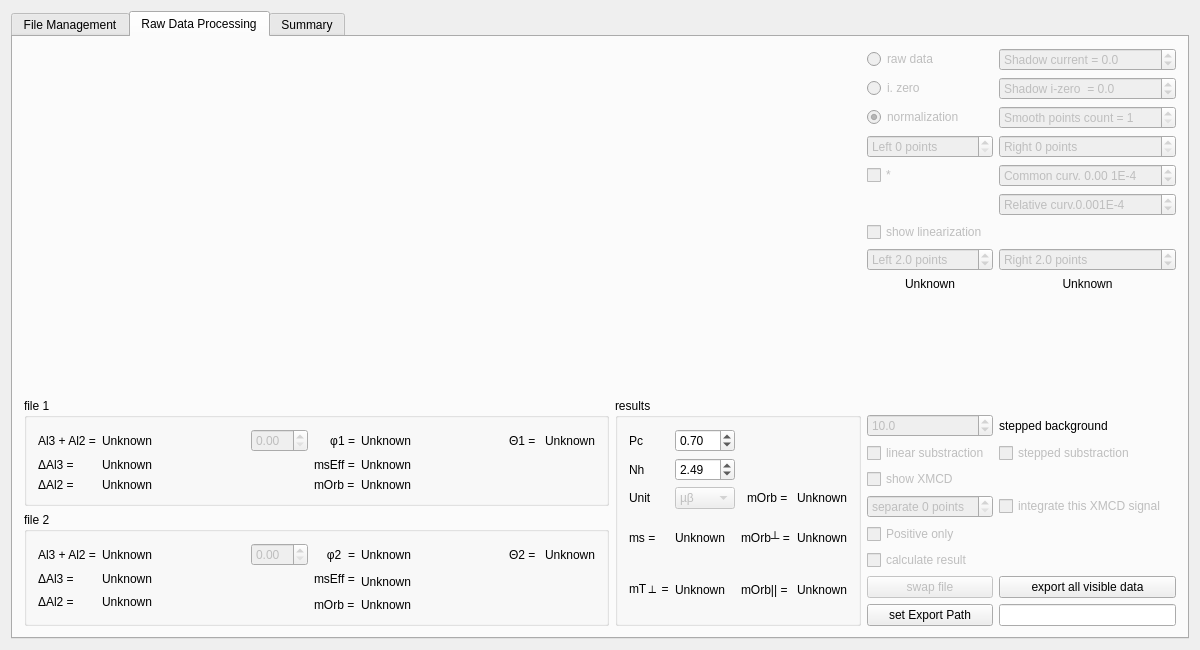
Qt form mainwindow.ui (Rezenter/XMCDAnalyser) before a commit.
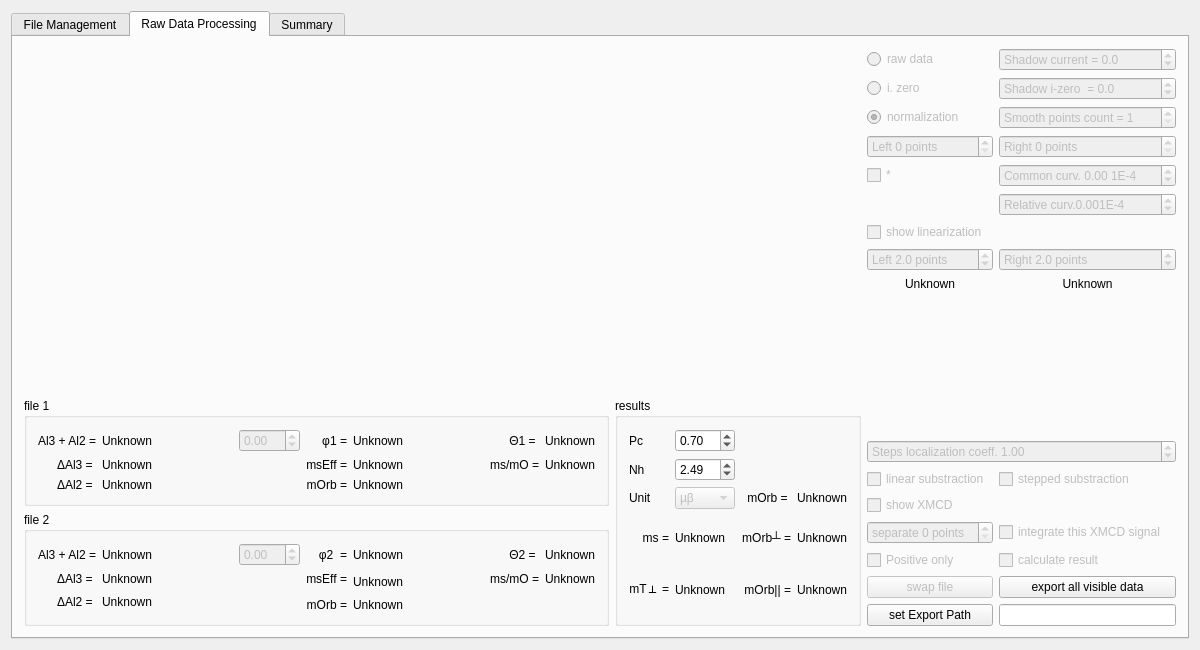
The same form after that commit.

The edit to the form file:
```diff
--- a/mainwindow.ui
+++ b/mainwindow.ui
@@ -403,28 +403,6 @@
             </property>
            </widget>
           </item>
-          <item row="9" column="1">
-           <widget class="QLabel" name="label_24">
-            <property name="enabled">
-             <bool>true</bool>
-            </property>
-            <property name="sizePolicy">
-             <sizepolicy hsizetype="Minimum" vsizetype="Minimum">
-              <horstretch>0</horstretch>
-              <verstretch>0</verstretch>
-             </sizepolicy>
-            </property>
-            <property name="minimumSize">
-             <size>
-              <width>0</width>
-              <height>15</height>
-             </size>
-            </property>
-            <property name="text">
-             <string>stepped background</string>
-            </property>
-           </widget>
-          </item>
           <item row="16" column="0">
            <widget class="QPushButton" name="swapButton">
             <property name="enabled">
@@ -625,37 +603,6 @@
             </property>
            </widget>
           </item>
-          <item row="9" column="0">
-           <widget class="QDoubleSpinBox" name="filletSpinBox">
-            <property name="enabled">
-             <bool>false</bool>
-            </property>
-            <property name="minimumSize">
-             <size>
-              <width>0</width>
-              <height>15</height>
-             </size>
-            </property>
-            <property name="toolTipDuration">
-             <number>100000</number>
-            </property>
-            <property name="decimals">
-             <number>1</number>
-            </property>
-            <property name="minimum">
-             <double>0.100000000000000</double>
-            </property>
-            <property name="maximum">
-             <double>200.000000000000000</double>
-            </property>
-            <property name="singleStep">
-             <double>0.100000000000000</double>
-            </property>
-            <property name="value">
-             <double>10.000000000000000</double>
-            </property>
-           </widget>
-          </item>
           <item row="10" column="0">
            <widget class="QCheckBox" name="linearBackgroundBox">
             <property name="enabled">
@@ -787,34 +734,6 @@
             </property>
            </widget>
           </item>
-          <item row="14" column="0">
-           <widget class="QCheckBox" name="calculateBox">
-            <property name="enabled">
-             <bool>false</bool>
-            </property>
-            <property name="sizePolicy">
-             <sizepolicy hsizetype="Minimum" vsizetype="Fixed">
-              <horstretch>0</horstretch>
-              <verstretch>0</verstretch>
-             </sizepolicy>
-            </property>
-            <property name="minimumSize">
-             <size>
-              <width>0</width>
-              <height>15</height>
-             </size>
-            </property>
-            <property name="toolTip">
-             <string>If both files have calculated integrals, calculate resulting moments.</string>
-            </property>
-            <property name="toolTipDuration">
-             <number>100000</number>
-            </property>
-            <property name="text">
-             <string>calculate result</string>
-            </property>
-           </widget>
-          </item>
           <item row="12" column="0">
            <widget class="QSpinBox" name="integrationLimitSpinBox">
             <property name="enabled">
@@ -1019,6 +938,71 @@
             </property>
            </widget>
           </item>
+          <item row="9" column="0" colspan="2">
+           <widget class="QDoubleSpinBox" name="filletSpinBox">
+            <property name="enabled">
+             <bool>false</bool>
+            </property>
+            <property name="minimumSize">
+             <size>
+              <width>0</width>
+              <height>15</height>
+             </size>
+            </property>
+            <property name="toolTip">
+             <string>Argument factor in stepped background.</string>
+            </property>
+            <property name="toolTipDuration">
+             <number>100000</number>
+            </property>
+            <property name="prefix">
+             <string>Steps localization coeff. </string>
+            </property>
+            <property name="decimals">
+             <number>2</number>
+            </property>
+            <property name="minimum">
+             <double>0.100000000000000</double>
+            </property>
+            <property name="maximum">
+             <double>5.000000000000000</double>
+            </property>
+            <property name="singleStep">
+             <double>0.020000000000000</double>
+            </property>
+            <property name="value">
+             <double>1.000000000000000</double>
+            </property>
+           </widget>
+          </item>
+          <item row="13" column="1">
+           <widget class="QCheckBox" name="calculateBox">
+            <property name="enabled">
+             <bool>false</bool>
+            </property>
+            <property name="sizePolicy">
+             <sizepolicy hsizetype="Minimum" vsizetype="Fixed">
+              <horstretch>0</horstretch>
+              <verstretch>0</verstretch>
+             </sizepolicy>
+            </property>
+            <property name="minimumSize">
+             <size>
+              <width>0</width>
+              <height>15</height>
+             </size>
+            </property>
+            <property name="toolTip">
+             <string>If both files have calculated integrals, calculate resulting moments.</string>
+            </property>
+            <property name="toolTipDuration">
+             <number>100000</number>
+            </property>
+            <property name="text">
+             <string>calculate result</string>
+            </property>
+           </widget>
+          </item>
          </layout>
         </item>
         <item row="1" column="0">
@@ -1049,6 +1033,9 @@
                <property name="text">
                 <string>Θ1 = </string>
                </property>
+               <property name="alignment">
+                <set>Qt::AlignRight|Qt::AlignTrailing|Qt::AlignVCenter</set>
+               </property>
               </widget>
              </item>
              <item row="2" column="5">
@@ -1103,6 +1090,9 @@
                <property name="text">
                 <string>Al3 + Al2 =</string>
                </property>
+               <property name="alignment">
+                <set>Qt::AlignRight|Qt::AlignTrailing|Qt::AlignVCenter</set>
+               </property>
               </widget>
              </item>
              <item row="0" column="1">
@@ -1141,6 +1131,9 @@
                <property name="text">
                 <string>ΔAl3 = </string>
                </property>
+               <property name="alignment">
+                <set>Qt::AlignRight|Qt::AlignTrailing|Qt::AlignVCenter</set>
+               </property>
               </widget>
              </item>
              <item row="1" column="1">
@@ -1182,6 +1175,9 @@
                <property name="text">
                 <string>ΔAl2 = </string>
                </property>
+               <property name="alignment">
+                <set>Qt::AlignRight|Qt::AlignTrailing|Qt::AlignVCenter</set>
+               </property>
               </widget>
              </item>
              <item row="2" column="1">
@@ -1214,6 +1210,9 @@
                <property name="text">
                 <string>msEff =</string>
                </property>
+               <property name="alignment">
+                <set>Qt::AlignRight|Qt::AlignTrailing|Qt::AlignVCenter</set>
+               </property>
               </widget>
              </item>
              <item row="2" column="4">
@@ -1230,6 +1229,9 @@
                <property name="text">
                 <string>mOrb =</string>
                </property>
+               <property name="alignment">
+                <set>Qt::AlignRight|Qt::AlignTrailing|Qt::AlignVCenter</set>
+               </property>
               </widget>
              </item>
              <item row="0" column="4">
@@ -1266,6 +1268,15 @@
                <property name="enabled">
                 <bool>false</bool>
                </property>
+               <property name="toolTip">
+                <string>φ1 offset.</string>
+               </property>
+               <property name="toolTipDuration">
+                <number>100000</number>
+               </property>
+               <property name="minimum">
+                <double>-90.000000000000000</double>
+               </property>
                <property name="maximum">
                 <double>90.000000000000000</double>
                </property>
@@ -1276,6 +1287,26 @@
              </item>
              <item row="0" column="7">
               <widget class="QLabel" name="theta1Label">
+               <property name="toolTipDuration">
+                <number>100000</number>
+               </property>
+               <property name="text">
+                <string>Unknown</string>
+               </property>
+              </widget>
+             </item>
+             <item row="1" column="6">
+              <widget class="QLabel" name="label_3">
+               <property name="text">
+                <string>ms/mO =</string>
+               </property>
+               <property name="alignment">
+                <set>Qt::AlignRight|Qt::AlignTrailing|Qt::AlignVCenter</set>
+               </property>
+              </widget>
+             </item>
+             <item row="1" column="7">
+              <widget class="QLabel" name="relationLabel1">
                <property name="text">
                 <string>Unknown</string>
                </property>
@@ -1323,6 +1354,9 @@
                <property name="text">
                 <string>mT⊥ =</string>
                </property>
+               <property name="alignment">
+                <set>Qt::AlignRight|Qt::AlignTrailing|Qt::AlignVCenter</set>
+               </property>
               </widget>
              </item>
              <item row="5" column="1">
@@ -1343,6 +1377,9 @@
                <property name="text">
                 <string>mOrb|| =</string>
                </property>
+               <property name="alignment">
+                <set>Qt::AlignRight|Qt::AlignTrailing|Qt::AlignVCenter</set>
+               </property>
               </widget>
              </item>
              <item row="5" column="4">
@@ -1458,6 +1495,9 @@
                <property name="text">
                 <string>ms =</string>
                </property>
+               <property name="alignment">
+                <set>Qt::AlignRight|Qt::AlignTrailing|Qt::AlignVCenter</set>
+               </property>
               </widget>
              </item>
              <item row="4" column="1">
@@ -1478,6 +1518,9 @@
                <property name="text">
                 <string>mOrb┴ =</string>
                </property>
+               <property name="alignment">
+                <set>Qt::AlignRight|Qt::AlignTrailing|Qt::AlignVCenter</set>
+               </property>
               </widget>
              </item>
              <item row="2" column="3">
@@ -1488,6 +1531,9 @@
                <property name="text">
                 <string>mOrb = </string>
                </property>
+               <property name="alignment">
+                <set>Qt::AlignRight|Qt::AlignTrailing|Qt::AlignVCenter</set>
+               </property>
               </widget>
              </item>
              <item row="2" column="4">
@@ -1529,6 +1575,9 @@
                <property name="text">
                 <string>Θ2 = </string>
                </property>
+               <property name="alignment">
+                <set>Qt::AlignRight|Qt::AlignTrailing|Qt::AlignVCenter</set>
+               </property>
               </widget>
              </item>
              <item row="1" column="1">
@@ -1561,6 +1610,9 @@
                <property name="text">
                 <string>ΔAl3 = </string>
                </property>
+               <property name="alignment">
+                <set>Qt::AlignRight|Qt::AlignTrailing|Qt::AlignVCenter</set>
+               </property>
               </widget>
              </item>
              <item row="0" column="1">
@@ -1593,6 +1645,9 @@
                <property name="text">
                 <string>ΔAl2 = </string>
                </property>
+               <property name="alignment">
+                <set>Qt::AlignRight|Qt::AlignTrailing|Qt::AlignVCenter</set>
+               </property>
               </widget>
              </item>
              <item row="2" column="1" rowspan="2">
@@ -1625,37 +1680,8 @@
                <property name="text">
                 <string>Al3 + Al2 =</string>
                </property>
-              </widget>
-             </item>
-             <item row="1" column="4" rowspan="2" colspan="2">
-              <widget class="QLabel" name="msEff2Label_2">
-               <property name="sizePolicy">
-                <sizepolicy hsizetype="Expanding" vsizetype="Preferred">
-                 <horstretch>0</horstretch>
-                 <verstretch>0</verstretch>
-                </sizepolicy>
-               </property>
-               <property name="toolTip">
-                <string>Effective spin moment value</string>
-               </property>
-               <property name="text">
-                <string>Unknown</string>
-               </property>
-              </widget>
-             </item>
-             <item row="3" column="4" colspan="2">
-              <widget class="QLabel" name="mOrb2Label_2">
-               <property name="sizePolicy">
-                <sizepolicy hsizetype="Expanding" vsizetype="Preferred">
-                 <horstretch>0</horstretch>
-                 <verstretch>0</verstretch>
-                </sizepolicy>
-               </property>
-               <property name="toolTip">
-                <string>Orbital moment value</string>
-               </property>
-               <property name="text">
-                <string>Unknown</string>
+               <property name="alignment">
+                <set>Qt::AlignRight|Qt::AlignTrailing|Qt::AlignVCenter</set>
                </property>
               </widget>
              </item>
@@ -1673,6 +1699,9 @@
                <property name="text">
                 <string>msEff =</string>
                </property>
+               <property name="alignment">
+                <set>Qt::AlignRight|Qt::AlignTrailing|Qt::AlignVCenter</set>
+               </property>
               </widget>
              </item>
              <item row="3" column="3">
@@ -1689,6 +1718,9 @@
                <property name="text">
                 <string>mOrb =</string>
                </property>
+               <property name="alignment">
+                <set>Qt::AlignRight|Qt::AlignTrailing|Qt::AlignVCenter</set>
+               </property>
               </widget>
              </item>
              <item row="0" column="3">
@@ -1738,6 +1770,15 @@
                <property name="enabled">
                 <bool>false</bool>
                </property>
+               <property name="toolTip">
+                <string>φ2 offset.</string>
+               </property>
+               <property name="toolTipDuration">
+                <number>100000</number>
+               </property>
+               <property name="minimum">
+                <double>-90.000000000000000</double>
+               </property>
                <property name="maximum">
                 <double>90.000000000000000</double>
                </property>
@@ -1746,6 +1787,61 @@
                </property>
               </widget>
              </item>
+             <item row="1" column="6">
+              <widget class="QLabel" name="relationLabel2">
+               <property name="text">
+                <string>Unknown</string>
+               </property>
+              </widget>
+             </item>
+             <item row="1" column="4" rowspan="2">
+              <widget class="QLabel" name="msEff2Label_2">
+               <property name="sizePolicy">
+                <sizepolicy hsizetype="Expanding" vsizetype="Preferred">
+                 <horstretch>0</horstretch>
+                 <verstretch>0</verstretch>
+                </sizepolicy>
+               </property>
+               <property name="toolTip">
+                <string>Effective spin moment value</string>
+               </property>
+               <property name="toolTipDuration">
+                <number>100000</number>
+               </property>
+               <property name="text">
+                <string>Unknown</string>
+               </property>
+              </widget>
+             </item>
+             <item row="3" column="4">
+              <widget class="QLabel" name="mOrb2Label_2">
+               <property name="sizePolicy">
+                <sizepolicy hsizetype="Expanding" vsizetype="Preferred">
+                 <horstretch>0</horstretch>
+                 <verstretch>0</verstretch>
+                </sizepolicy>
+               </property>
+               <property name="toolTip">
+                <string>Orbital moment value</string>
+               </property>
+               <property name="toolTipDuration">
+                <number>100000</number>
+               </property>
+               <property name="text">
+                <string>Unknown</string>
+               </property>
+              </widget>
+             </item>
+             <item row="1" column="5">
+              <widget class="QLabel" name="label_5">
+               <property name="text">
+                <string>ms/mO =</string>
+               </property>
+               <property name="alignment">
+                <set>Qt::AlignRight|Qt::AlignTrailing|Qt::AlignVCenter</set>
+               </property>
+              </widget>
+             </item>
             </layout>
            </widget>
           </item>
```
Left out of the diff: 441 changed lines with no effect on the pictures.
